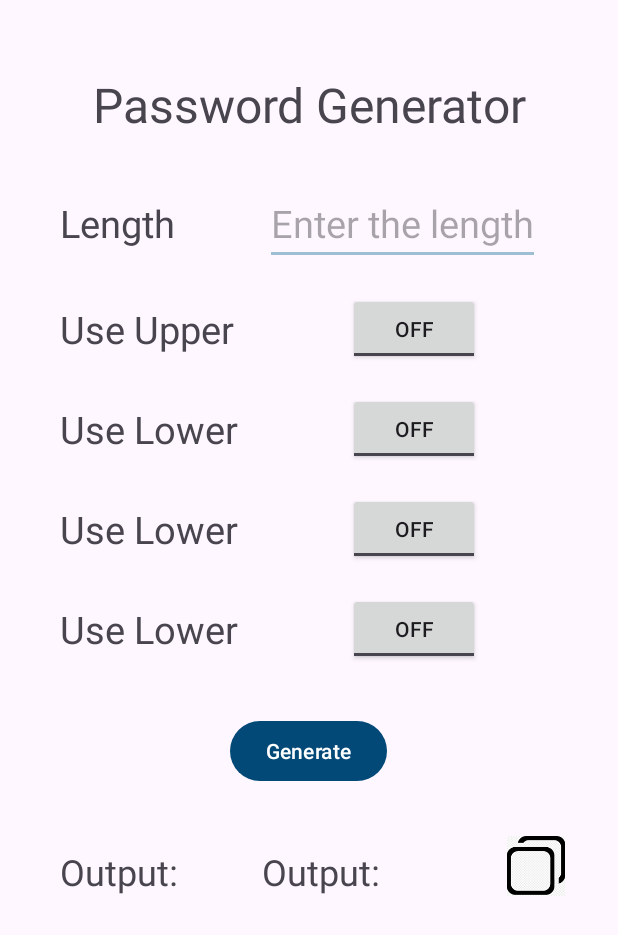
After one commit to wizand0/PasswordManager, an Android app: the PassGenerator screen opened directly, with no data from a screen before it, on a phone screen of 412 x 824 dp. The commit adds this screen. Shown: the top 935 px of the screen. Run offline under Robolectric (Android 15) with nearby library versions, the phone set to English and light mode, and no system bars.

Commit message:
v1.2.2 - Working with Password Generator; starting with night mode

```diff
--- a/app/src/main/AndroidManifest.xml
+++ b/app/src/main/AndroidManifest.xml
@@ -13,6 +13,12 @@
         android:theme="@style/Theme.PasswordManager"
         tools:targetApi="31">
         <activity
+            android:name=".About"
+            android:exported="false" />
+        <activity
+            android:name=".PassGenerator"
+            android:exported="false" />
+        <activity
             android:name=".MainScreenActivity"
             android:exported="false" />
         <activity
--- /dev/null
+++ b/app/src/main/java/ru/wizand/passwordmanager/PassGenerator.java
@@ -0,0 +1,19 @@
+package ru.wizand.passwordmanager;
+
+import android.os.Bundle;
+
+import androidx.activity.EdgeToEdge;
+import androidx.appcompat.app.AppCompatActivity;
+import androidx.core.graphics.Insets;
+import androidx.core.view.ViewCompat;
+import androidx.core.view.WindowInsetsCompat;
+
+public class PassGenerator extends AppCompatActivity {
+
+    @Override
+    protected void onCreate(Bundle savedInstanceState) {
+        super.onCreate(savedInstanceState);
+        setContentView(R.layout.activity_pass_generator);
+
+    }
+}
--- a/app/src/main/res/layout/activity_main.xml
+++ b/app/src/main/res/layout/activity_main.xml
@@ -5,7 +5,7 @@
     android:id="@+id/main"
     android:layout_width="match_parent"
     android:layout_height="match_parent"
-    tools:context=".LoginActivity">
+    tools:context=".MainActivity">
 
     <TextView
         android:id="@+id/app_name"
@@ -14,6 +14,7 @@
         android:layout_marginTop="36dp"
         android:lineSpacingExtra="10sp"
         android:text="Password manager"
+        android:textColor="?android:attr/colorPrimary"
         android:textSize="38sp"
         android:textStyle="bold"
         app:layout_constraintEnd_toEndOf="parent"
@@ -27,6 +28,8 @@
         android:layout_height="wrap_content"
         android:layout_marginTop="60dp"
         android:lineSpacingExtra="10sp"
+        android:background="@android:color/transparent"
+        android:textColor="?android:attr/colorPrimary"
         android:text="Please, add the master password"
         android:textSize="20sp"
         android:textStyle="bold"
--- /dev/null
+++ b/app/src/main/res/layout/activity_pass_generator.xml
@@ -0,0 +1,163 @@
+<?xml version="1.0" encoding="utf-8"?>
+<androidx.constraintlayout.widget.ConstraintLayout xmlns:android="http://schemas.android.com/apk/res/android"
+    xmlns:app="http://schemas.android.com/apk/res-auto"
+    xmlns:tools="http://schemas.android.com/tools"
+    android:id="@+id/main"
+    android:layout_width="match_parent"
+    android:layout_height="match_parent"
+    tools:context=".PassGenerator">
+
+    <TextView
+        android:id="@+id/titlePassGenerator"
+        android:layout_width="wrap_content"
+        android:layout_height="wrap_content"
+        android:layout_marginTop="48dp"
+        android:text="Password Generator"
+        android:textSize="32sp"
+        app:layout_constraintEnd_toEndOf="parent"
+        app:layout_constraintStart_toStartOf="parent"
+        app:layout_constraintTop_toTopOf="parent" />
+
+    <TextView
+        android:id="@+id/textViewLength"
+        android:layout_width="wrap_content"
+        android:layout_height="wrap_content"
+        android:layout_marginStart="40dp"
+        android:layout_marginTop="40dp"
+        android:text="Length"
+        android:textSize="25sp"
+        app:layout_constraintStart_toStartOf="parent"
+        app:layout_constraintTop_toBottomOf="@+id/titlePassGenerator" />
+
+    <EditText
+        android:layout_width="wrap_content"
+        android:layout_height="wrap_content"
+        android:layout_marginStart="60dp"
+        android:hint="Enter the length"
+        android:textSize="25sp"
+        app:layout_constraintBottom_toBottomOf="@+id/textViewLength"
+        app:layout_constraintStart_toEndOf="@+id/textViewLength"
+        app:layout_constraintTop_toTopOf="@+id/textViewLength" />
+
+    <TextView
+        android:id="@+id/TextViewUpper"
+        android:layout_width="wrap_content"
+        android:layout_height="wrap_content"
+        android:layout_marginTop="36dp"
+        android:text="Use Upper"
+        android:textSize="25sp"
+        app:layout_constraintStart_toStartOf="@+id/textViewLength"
+        app:layout_constraintTop_toBottomOf="@+id/textViewLength" />
+
+    <ToggleButton
+        android:id="@+id/toggleButtonUpper"
+        android:layout_width="wrap_content"
+        android:layout_height="wrap_content"
+        android:layout_marginStart="76dp"
+        android:text="ToggleButton"
+        app:layout_constraintBottom_toBottomOf="@+id/TextViewUpper"
+        app:layout_constraintStart_toEndOf="@+id/TextViewUpper"
+        app:layout_constraintTop_toTopOf="@+id/TextViewUpper" />
+
+    <TextView
+        android:id="@+id/TextViewLower"
+        android:layout_width="wrap_content"
+        android:layout_height="wrap_content"
+        android:layout_marginTop="32dp"
+        android:text="Use Lower"
+        android:textSize="25sp"
+        app:layout_constraintStart_toStartOf="@+id/TextViewUpper"
+        app:layout_constraintTop_toBottomOf="@+id/TextViewUpper" />
+
+    <ToggleButton
+        android:id="@+id/toggleButtonLower"
+        android:layout_width="wrap_content"
+        android:layout_height="wrap_content"
+        android:text="ToggleButton"
+        app:layout_constraintBottom_toBottomOf="@+id/TextViewLower"
+        app:layout_constraintStart_toStartOf="@+id/toggleButtonUpper"
+        app:layout_constraintTop_toTopOf="@+id/TextViewLower" />
+
+    <TextView
+        android:id="@+id/TextViewDigits"
+        android:layout_width="wrap_content"
+        android:layout_height="wrap_content"
+        android:layout_marginTop="32dp"
+        android:text="Use Lower"
+        android:textSize="25sp"
+        app:layout_constraintStart_toStartOf="@+id/TextViewLower"
+        app:layout_constraintTop_toBottomOf="@+id/TextViewLower" />
+
+    <ToggleButton
+        android:id="@+id/toggleButtonDigits"
+        android:layout_width="wrap_content"
+        android:layout_height="wrap_content"
+        android:text="ToggleButton"
+        app:layout_constraintBottom_toBottomOf="@+id/TextViewDigits"
+        app:layout_constraintStart_toStartOf="@+id/toggleButtonUpper"
+        app:layout_constraintTop_toTopOf="@+id/TextViewDigits" />
+
+    <TextView
+        android:id="@+id/TextViewSymbols"
+        android:layout_width="wrap_content"
+        android:layout_height="wrap_content"
+        android:layout_marginTop="32dp"
+        android:text="Use Lower"
+        android:textSize="25sp"
+        app:layout_constraintStart_toStartOf="@+id/TextViewDigits"
+        app:layout_constraintTop_toBottomOf="@+id/TextViewDigits" />
+
+    <ToggleButton
+        android:id="@+id/toggleButtonSymbols"
+        android:layout_width="wrap_content"
+        android:layout_height="wrap_content"
+        android:text="ToggleButton"
+        app:layout_constraintBottom_toBottomOf="@+id/TextViewSymbols"
+        app:layout_constraintStart_toStartOf="@+id/toggleButtonUpper"
+        app:layout_constraintTop_toTopOf="@+id/TextViewSymbols" />
+
+    <Button
+        android:id="@+id/button"
+        android:layout_width="wrap_content"
+        android:layout_height="wrap_content"
+        android:layout_marginTop="40dp"
+        android:text="Generate"
+        app:layout_constraintEnd_toEndOf="parent"
+        app:layout_constraintHorizontal_bias="0.498"
+        app:layout_constraintStart_toStartOf="parent"
+        app:layout_constraintTop_toBottomOf="@+id/TextViewSymbols" />
+
+    <TextView
+        android:id="@+id/textViewOutput"
+        android:layout_width="wrap_content"
+        android:layout_height="wrap_content"
+        android:layout_marginTop="40dp"
+        android:text="Output:"
+        android:textSize="24sp"
+        app:layout_constraintStart_toStartOf="@+id/TextViewSymbols"
+        app:layout_constraintTop_toBottomOf="@+id/button" />
+
+    <TextView
+        android:id="@+id/textViewPass"
+        android:layout_width="wrap_content"
+        android:layout_height="wrap_content"
+        android:layout_marginStart="56dp"
+        android:text="Output:"
+        android:textSize="24sp"
+        app:layout_constraintBottom_toBottomOf="@+id/textViewOutput"
+        app:layout_constraintStart_toEndOf="@+id/textViewOutput"
+        app:layout_constraintTop_toTopOf="@+id/textViewOutput"
+        app:layout_constraintVertical_bias="0.0" />
+
+    <ImageView
+        android:layout_width="40dp"
+        android:layout_height="40dp"
+        android:layout_marginStart="84dp"
+        android:src="@drawable/copybutton"
+        app:layout_constraintBottom_toBottomOf="@+id/textViewPass"
+        app:layout_constraintStart_toEndOf="@+id/textViewPass"
+        app:layout_constraintTop_toTopOf="@+id/textViewPass"
+        app:layout_constraintVertical_bias="1.0" />
+
+
+</androidx.constraintlayout.widget.ConstraintLayout>
--- a/app/src/main/res/values-night/themes.xml
+++ b/app/src/main/res/values-night/themes.xml
@@ -3,13 +3,17 @@
     <style name="Base.Theme.PasswordManager" parent="Theme.Material3.DayNight.NoActionBar">
         <!-- Customize your dark theme here. -->
         <!-- <item name="colorPrimary">@color/my_dark_primary</item> -->
+        <item name="colorPrimary">@color/color_primary_dark</item>
+        <item name="colorSecondary">@color/color_login_light</item>
+
+
     </style>
 
     <style name="AppTheme.AppBarOverlay"
         parent="ThemeOverlay.AppCompat.Dark.ActionBar" />
 
     <style name="AppTheme.PopupOverlay"
-        parent="ThemeOverlay.AppCompat.Light" />
+        parent="ThemeOverlay.AppCompat.Dark" />
 
     <style name="Theme.PasswordManager" parent="Base.Theme.PasswordManager" />
 </resources>
--- a/app/src/main/res/values/colors.xml
+++ b/app/src/main/res/values/colors.xml
@@ -4,4 +4,10 @@
     <color name="white">#FFFFFFFF</color>
     <color name="green">#4CAF50</color>
     <color name="red">#F44336</color>
+    <color name="color_primary_light">#024978</color>
+    <color name="color_primary_dark">#80CDFF</color>
+    <color name="color_login_light">#9DBED3</color>
+    <color name="color_login_dark">#D9E4EB</color>
+
+
 </resources>
--- a/app/src/main/res/values/themes.xml
+++ b/app/src/main/res/values/themes.xml
@@ -3,10 +3,12 @@
     <style name="Base.Theme.PasswordManager" parent="Theme.Material3.DayNight.NoActionBar">
         <!-- Customize your light theme here. -->
         <!-- <item name="colorPrimary">@color/my_light_primary</item> -->
+        <item name="colorPrimary">@color/color_primary_light</item>
+        <item name="colorSecondary">@color/color_login_light</item>
     </style>
 
     <style name="AppTheme.AppBarOverlay"
-        parent="ThemeOverlay.AppCompat.Dark.ActionBar" />
+        parent="ThemeOverlay.AppCompat.ActionBar" />
 
     <style name="AppTheme.PopupOverlay"
         parent="ThemeOverlay.AppCompat.Light" />
```
Also changed, not shown: app/build.gradle (+4 -4 lines), app/src/main/java/ru/wizand/passwordmanager/About.java (added, +49 -0 lines), app/src/main/java/ru/wizand/passwordmanager/MainScreenActivity.java (+27 -0 lines), app/src/main/java/ru/wizand/passwordmanager/PasswordHelper.java (added, +35 -0 lines), app/src/main/res/layout/activity_about.xml (added, +78 -0 lines), app/src/main/res/menu/menu_main.xml (+12 -0 lines), app/src/main/res/drawable/copybutton.png (added), 3 other files.
